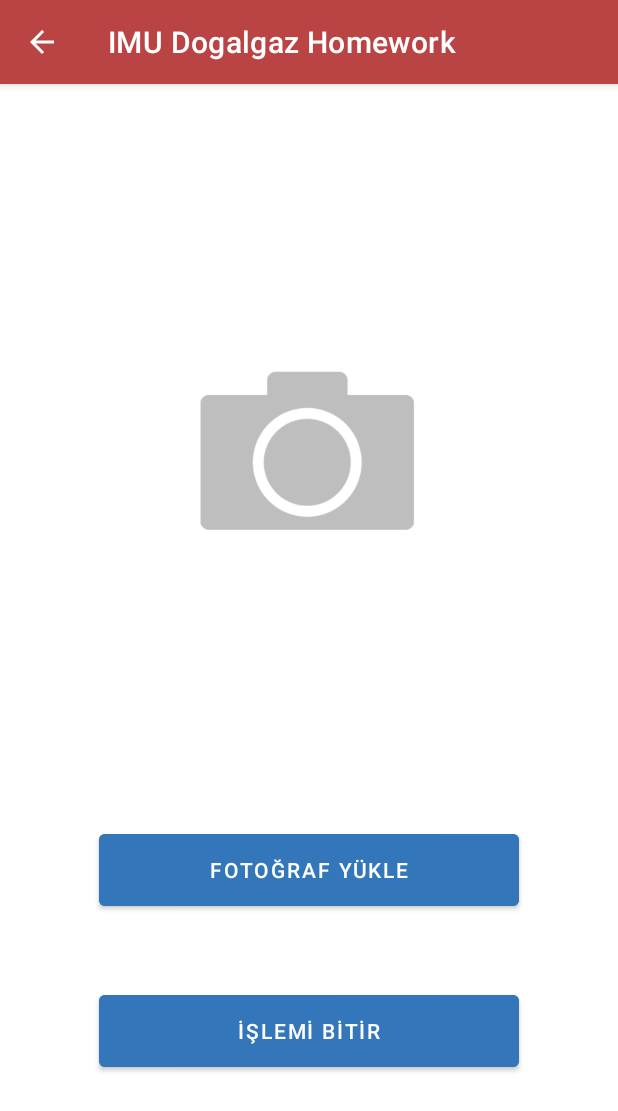
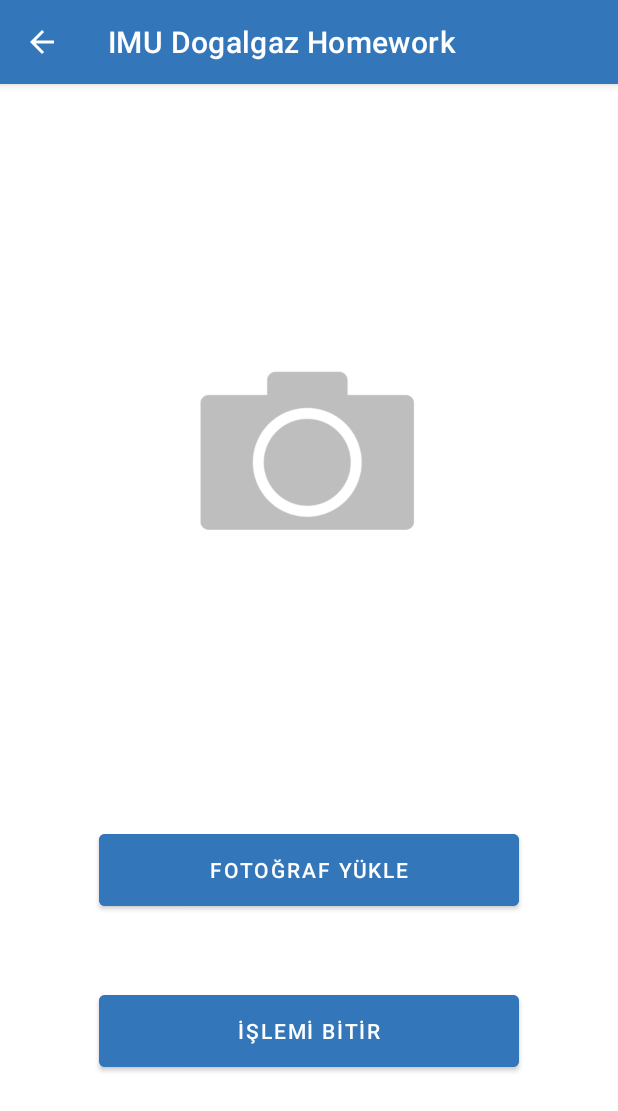
Before and after one commit to Pixificial/natural-gas-homework, an Android app: the PersonnelPhotoUploadingActivity screen opened directly, with no data from a screen before it, on a phone screen of 412 x 824 dp. Shown: the top 1111 px of the screen. Run offline under Robolectric (Android 15) with nearby library versions, the phone set to English and light mode, and no system bars; 1 statement that could not run was skipped.

Commit message:
Correct personnel photo uploading screen's top bar colour

```diff
--- a/app/src/main/java/com/example/imudogalgazhomework/PersonnelPhotoUploadingActivity.kt
+++ b/app/src/main/java/com/example/imudogalgazhomework/PersonnelPhotoUploadingActivity.kt
@@ -3,6 +3,8 @@ package com.example.imudogalgazhomework
 import android.app.Activity
 import android.content.ContentValues
 import android.content.Intent
+import android.graphics.Color
+import android.graphics.drawable.ColorDrawable
 import androidx.appcompat.app.AppCompatActivity
 import android.os.Bundle
 import android.widget.Button
@@ -18,6 +20,9 @@ class PersonnelPhotoUploadingActivity : AppCompatActivity() {
     override fun onCreate(savedInstanceState: Bundle?) {
         super.onCreate(savedInstanceState)
         setContentView(R.layout.activity_personnel_photo_uploading)
+        supportActionBar?.setDisplayHomeAsUpEnabled(true)
+        supportActionBar?.setBackgroundDrawable(ColorDrawable(Color.parseColor("#FF3377BA")))
+        window.statusBarColor = Color.parseColor("#FF3377BA")
 
         val db = openOrCreateDatabase("dg_odev_9.db", 0, null)
 
```
